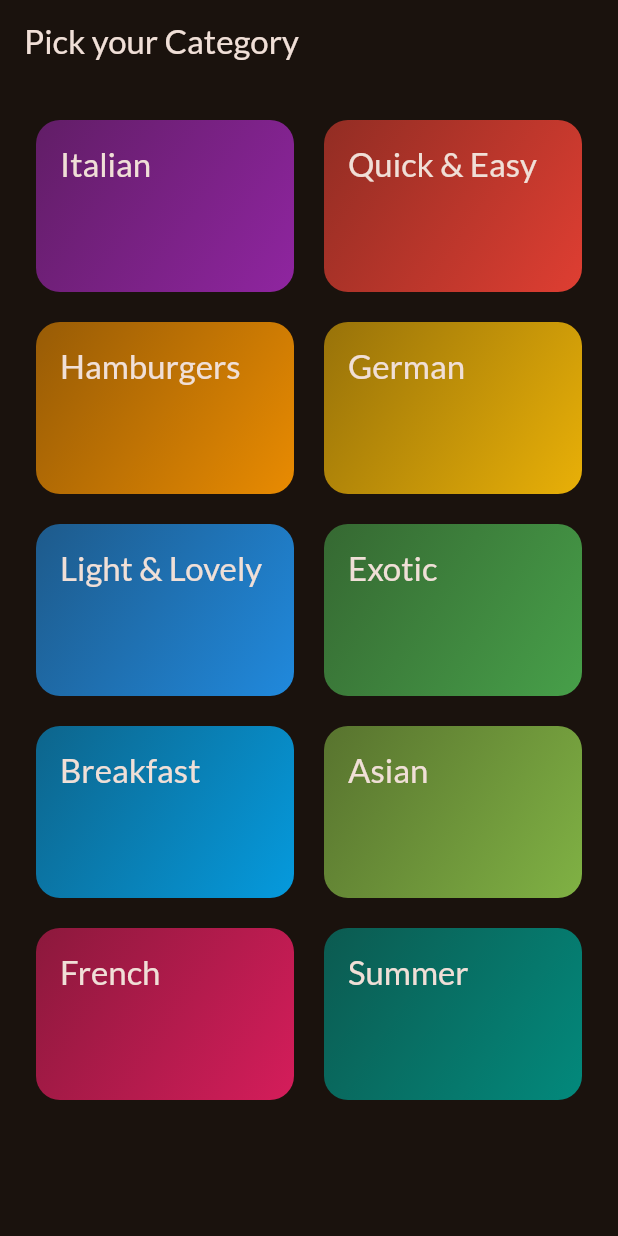
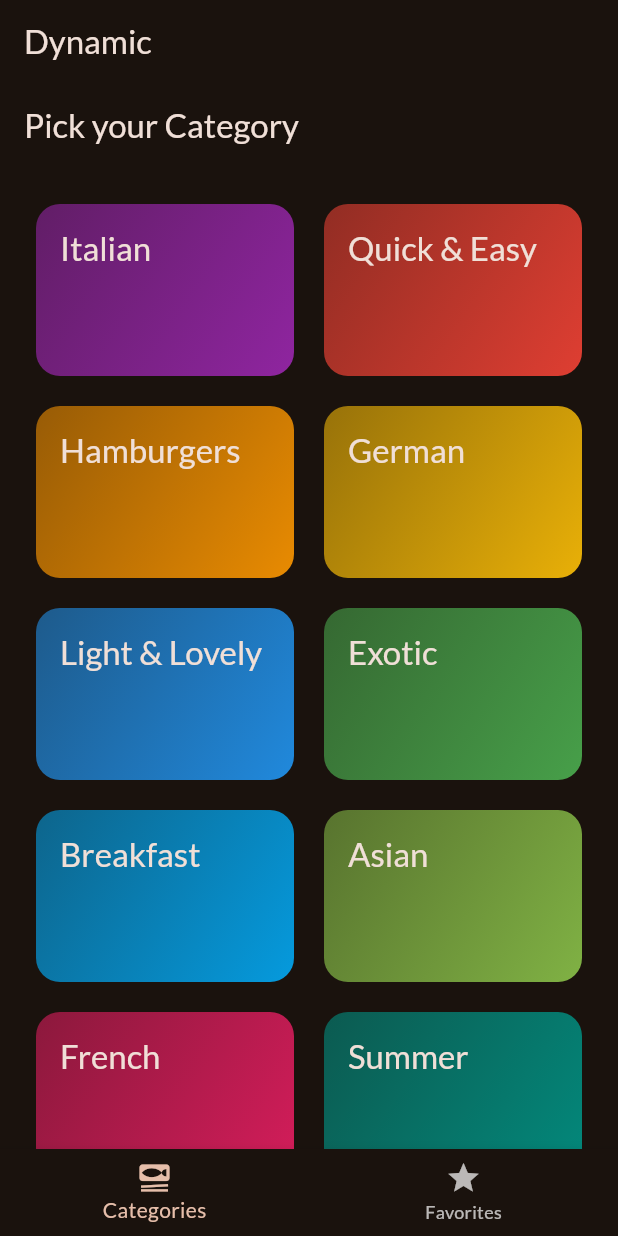
Before and after one commit to udaytiwari22/Meals_App, a Flutter app: the screen it shows after launch, on a phone screen of 412 x 824 dp. Run offline on Flutter 3.47's test engine with Material 3 defaults, Android fonts, the phone set to English and light mode, and no system bars; our stand-ins replace google_fonts, transparent_image.

Commit message:
Tabs-screen-added

```diff
--- a/lib/main.dart
+++ b/lib/main.dart
@@ -1,6 +1,6 @@
 import 'package:flutter/material.dart';
 import 'package:google_fonts/google_fonts.dart';
-import 'package:meals_app/screens/categories.dart';
+import 'package:meals_app/screens/tabs.dart';
 
 final theme = ThemeData(
   useMaterial3: true,
@@ -22,7 +22,7 @@ class App extends StatelessWidget {
   Widget build(BuildContext context) {
     return MaterialApp(
       theme: theme,
-      home: const CategoriesScreen(),
+      home: const TabsScreen(),
     );
   }
 }
--- a/lib/screens/meals_details.dart
+++ b/lib/screens/meals_details.dart
@@ -46,7 +46,7 @@ class MealsDetailsScreen extends StatelessWidget {
               style: Theme.of(context).textTheme.titleLarge!.copyWith(
                     color: Theme.of(context).colorScheme.onPrimaryContainer,
                     fontWeight: FontWeight.bold,
-                  )
+                  ),
             ),
             const SizedBox(height: 14),
             for (final step in meal.steps)
--- /dev/null
+++ b/lib/screens/tabs.dart
@@ -0,0 +1,44 @@
+import 'package:flutter/material.dart';
+import 'package:meals_app/screens/categories.dart';
+import 'package:meals_app/screens/meals.dart';
+
+class TabsScreen extends StatefulWidget {
+  const TabsScreen({super.key});
+  @override
+  State<TabsScreen> createState() {
+    return _TabsScreenState();
+  }
+}
+
+class _TabsScreenState extends State<TabsScreen> {
+  int _selectedPageIndex = 0;
+
+  void _selectedPage(int index) {
+    setState(() {
+      _selectedPageIndex = index;
+    });
+  }
+
+  @override
+  Widget build(context) {
+    Widget activePage = const CategoriesScreen();
+    if (_selectedPageIndex == 1) {
+      activePage = MealsScreen(meals: 'Favorites', title: []);
+    }
+
+    return Scaffold(
+      appBar: AppBar(
+        title: Text('Dynamic'),
+      ),
+      body: activePage,
+      bottomNavigationBar: BottomNavigationBar(
+        onTap: (index) {},
+        items: const [
+          BottomNavigationBarItem(
+              icon: Icon(Icons.set_meal), label: 'Categories'),
+          BottomNavigationBarItem(icon: Icon(Icons.star), label: 'Favorites'),
+        ],
+      ),
+    );
+  }
+}
```
